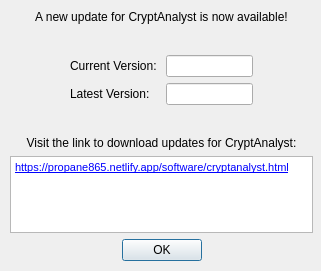
Above: ui/UpdateAvailableUI.ui from ProPane865/CryptAnalyst before the change. Below: the same form after it.
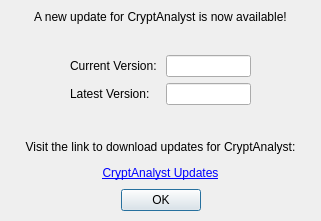
That is the form after the change.

```diff
--- a/ui/UpdateAvailableUI.ui
+++ b/ui/UpdateAvailableUI.ui
@@ -7,19 +7,19 @@
     <x>0</x>
     <y>0</y>
     <width>321</width>
-    <height>271</height>
+    <height>221</height>
    </rect>
   </property>
   <property name="minimumSize">
    <size>
     <width>321</width>
-    <height>271</height>
+    <height>221</height>
    </size>
   </property>
   <property name="maximumSize">
    <size>
     <width>321</width>
-    <height>271</height>
+    <height>291</height>
    </size>
   </property>
   <property name="windowTitle">
@@ -30,13 +30,19 @@
     <rect>
      <x>10</x>
      <y>10</y>
-     <width>303</width>
-     <height>251</height>
+     <width>301</width>
+     <height>201</height>
     </rect>
    </property>
    <layout class="QVBoxLayout" name="verticalLayout">
     <item>
      <widget class="QLabel" name="title">
+      <property name="sizePolicy">
+       <sizepolicy hsizetype="Preferred" vsizetype="Fixed">
+        <horstretch>0</horstretch>
+        <verstretch>0</verstretch>
+       </sizepolicy>
+      </property>
       <property name="text">
        <string>A new update for CryptAnalyst is now available!</string>
       </property>
@@ -87,7 +93,18 @@
        </layout>
       </item>
       <item>
+       <layout class="QVBoxLayout" name="verticalLayout_4">
+        <property name="bottomMargin">
+         <number>0</number>
+        </property>
+        <item>
        <widget class="QLabel" name="label_4">
+          <property name="sizePolicy">
+           <sizepolicy hsizetype="Preferred" vsizetype="Preferred">
+            <horstretch>0</horstretch>
+            <verstretch>1</verstretch>
+           </sizepolicy>
+          </property>
         <property name="text">
          <string>Visit the link to download updates for CryptAnalyst:</string>
         </property>
@@ -97,18 +114,34 @@
        </widget>
       </item>
       <item>
-       <widget class="QTextBrowser" name="textBrowser">
-        <property name="html">
-         <string>&lt;!DOCTYPE HTML PUBLIC &quot;-//W3C//DTD HTML 4.0//EN&quot; &quot;http://www.w3.org/TR/REC-html40/strict.dtd&quot;&gt;
-&lt;html&gt;&lt;head&gt;&lt;meta name=&quot;qrichtext&quot; content=&quot;1&quot; /&gt;&lt;style type=&quot;text/css&quot;&gt;
-p, li { white-space: pre-wrap; }
-&lt;/style&gt;&lt;/head&gt;&lt;body style=&quot; font-family:'MS Shell Dlg 2'; font-size:8.25pt; font-weight:400; font-style:normal;&quot;&gt;
-&lt;p style=&quot; margin-top:0px; margin-bottom:0px; margin-left:0px; margin-right:0px; -qt-block-indent:0; text-indent:0px;&quot;&gt;&lt;a href=&quot;https://propane865.netlify.app/software/cryptanalyst.html&quot;&gt;&lt;span style=&quot; font-size:8pt; text-decoration: underline; color:#0000ff;&quot;&gt;https://propane865.netlify.app/software/cryptanalyst.html&lt;/span&gt;&lt;/a&gt;&lt;/p&gt;&lt;/body&gt;&lt;/html&gt;</string>
-        </property>
-       </widget>
+         <widget class="QLabel" name="label">
+          <property name="sizePolicy">
+           <sizepolicy hsizetype="Preferred" vsizetype="Preferred">
+            <horstretch>0</horstretch>
+            <verstretch>1</verstretch>
+           </sizepolicy>
+          </property>
+          <property name="text">
+           <string>&lt;a href=&quot;https://propane865.netlify.app/software/cryptanalyst.html&quot;&gt;CryptAnalyst Updates&lt;/a&gt;</string>
+          </property>
+          <property name="alignment">
+           <set>Qt::AlignCenter</set>
+          </property>
+          <property name="openExternalLinks">
+           <bool>true</bool>
+          </property>
+         </widget>
+        </item>
+       </layout>
       </item>
       <item>
        <widget class="QDialogButtonBox" name="buttonBox">
+        <property name="sizePolicy">
+         <sizepolicy hsizetype="Expanding" vsizetype="Fixed">
+          <horstretch>0</horstretch>
+          <verstretch>0</verstretch>
+         </sizepolicy>
+        </property>
         <property name="standardButtons">
          <set>QDialogButtonBox::Ok</set>
         </property>
```
Lines whose indentation alone changed are shown as unchanged.
